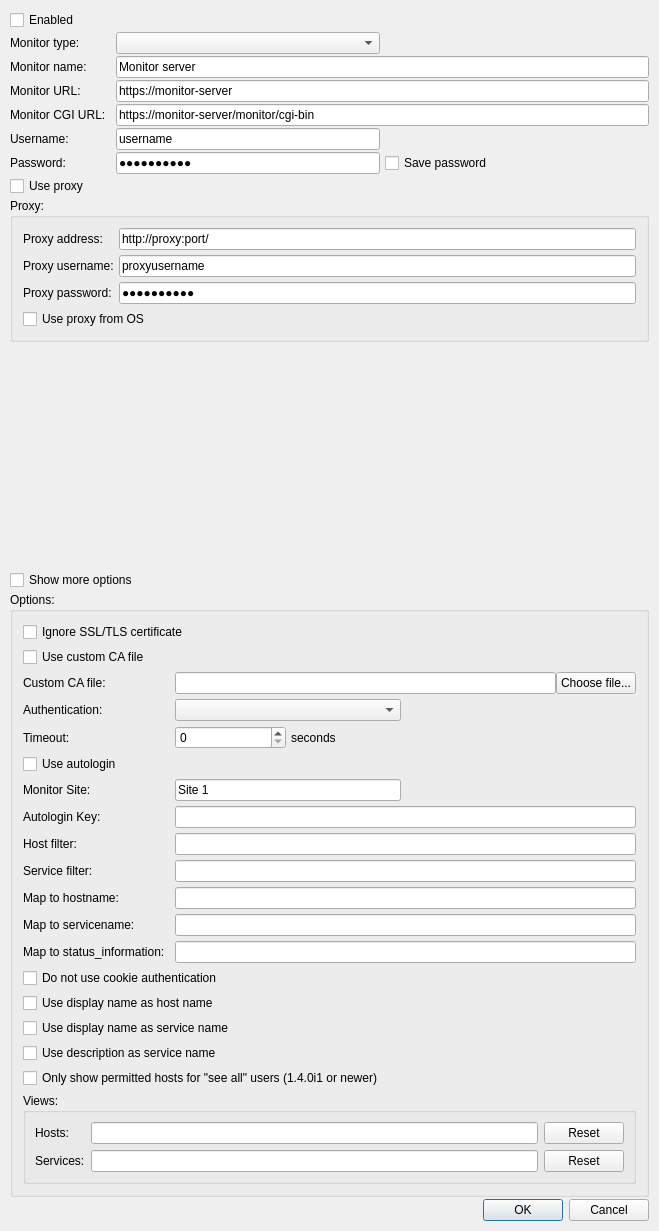
Old version of the form Nagstamon/QUI/settings_server.ui in the repository HenriWahl/Nagstamon.
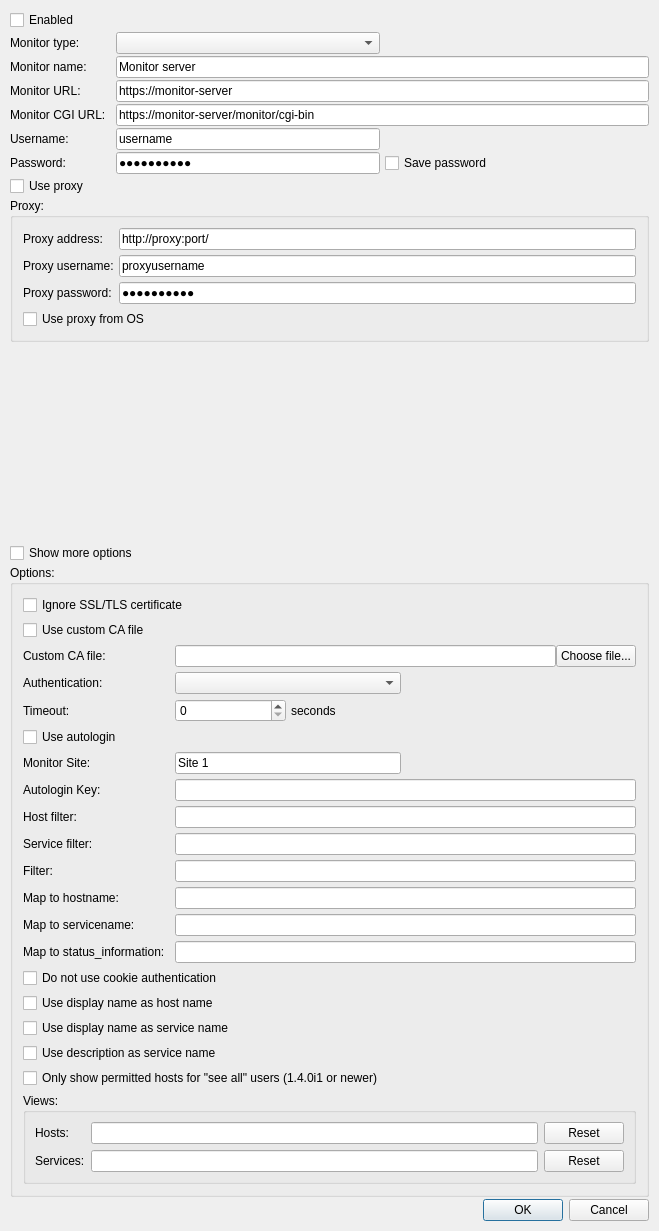
New version of the form.

Commit message: add filter for alertmanager request url

The edit to the form file:
```diff
--- a/Nagstamon/QUI/settings_server.ui
+++ b/Nagstamon/QUI/settings_server.ui
@@ -640,6 +640,16 @@
         </property>
        </widget>
       </item>
+      <item row="12" column="1">
+       <widget class="QLabel" name="label_alertmanager_filter">
+        <property name="text">
+         <string>Filter:</string>
+        </property>
+       </widget>
+      </item>
+      <item row="12" column="2" colspan="2">
+       <widget class="QLineEdit" name="input_lineedit_alertmanager_filter"/>
+      </item>
      </layout>
     </widget>
    </item>
```
The commit also changes 5 other files.
